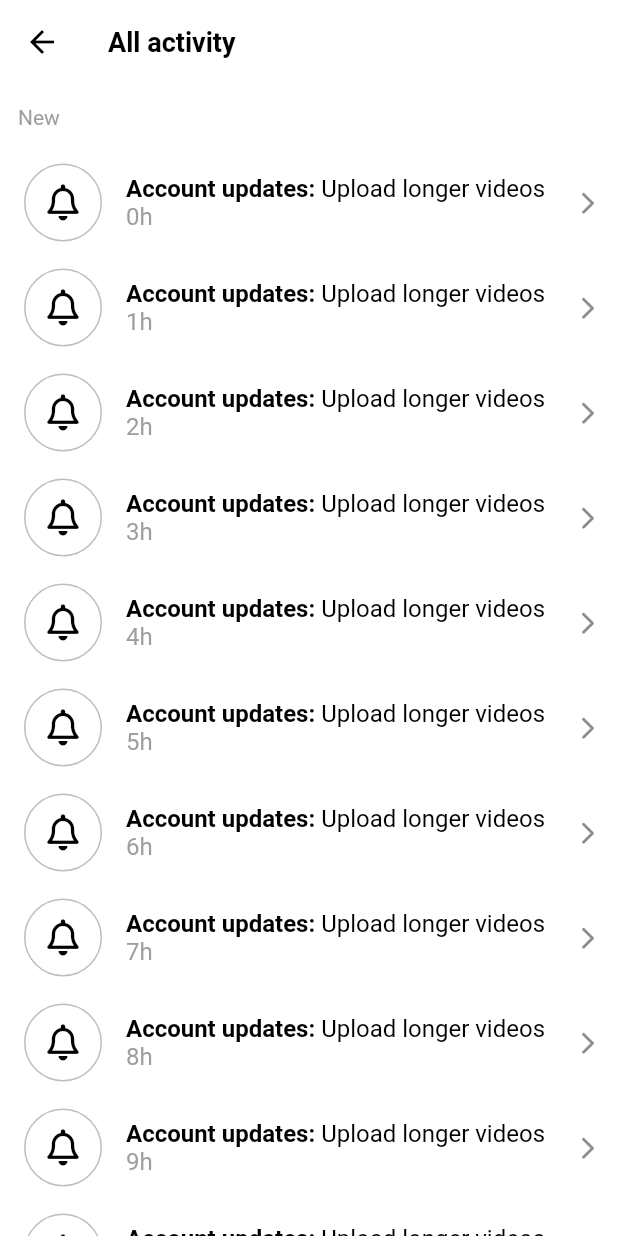
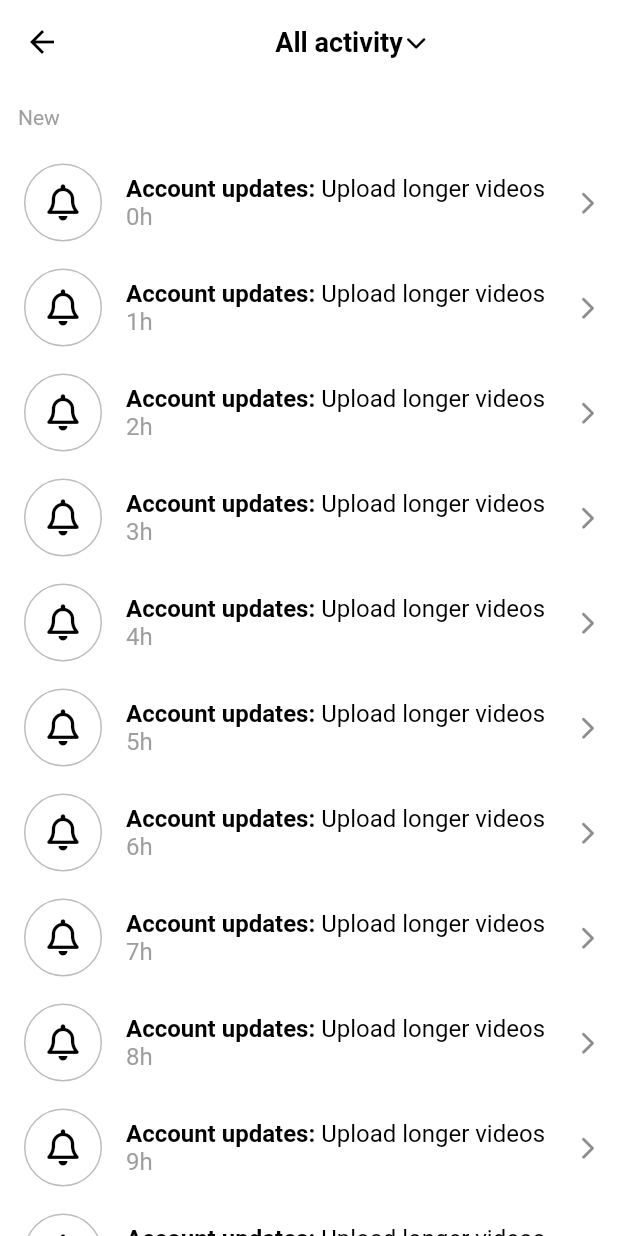
Before and after one commit to Achoo-kr/Travlog, a Flutter app: the ActivityScreen screen opened directly, on a phone screen of 412 x 824 dp. Run offline on Flutter 3.47's test engine with Material 2 defaults, Android fonts, the phone set to English and light mode, and no system bars; our stand-ins replace font_awesome_flutter, marquee, video_player, visibility_detector; network calls fail.

```diff
--- a/lib/features/inbox/activity_scree.dart
+++ b/lib/features/inbox/activity_scree.dart
@@ -10,19 +10,53 @@ class ActivityScreen extends StatefulWidget {
   State<ActivityScreen> createState() => _ActivityScreenState();
 }
 
-class _ActivityScreenState extends State<ActivityScreen> {
+class _ActivityScreenState extends State<ActivityScreen>
+    with SingleTickerProviderStateMixin {
   final List<String> _notifications = List.generate(20, (index) => "${index}h");
+
+  late final AnimationController _animationController = AnimationController(
+    vsync: this,
+    duration: const Duration(milliseconds: 200),
+  );
+
+  late final Animation<double> _animation =
+      Tween(begin: 0.0, end: 0.5).animate(_animationController);
 
   void _onDismissed(String notification) {
     _notifications.remove(notification);
+    _animationController.dispose();
     setState(() {});
+  }
+
+  void _onTitleTap() {
+    if (_animationController.isCompleted) {
+      _animationController.reverse();
+    } else {
+      _animationController.forward();
+    }
   }
 
   @override
   Widget build(BuildContext context) {
     return Scaffold(
       appBar: AppBar(
-        title: const Text("All activity"),
+        title: GestureDetector(
+          onTap: _onTitleTap,
+          child: Row(
+            mainAxisAlignment: MainAxisAlignment.center,
+            children: [
+              const Text("All activity"),
+              Gaps.h2,
+              RotationTransition(
+                turns: _animation,
+                child: const FaIcon(
+                  FontAwesomeIcons.chevronDown,
+                  size: Sizes.size14,
+                ),
+              )
+            ],
+          ),
+        ),
       ),
       body: ListView(
         children: [
```
